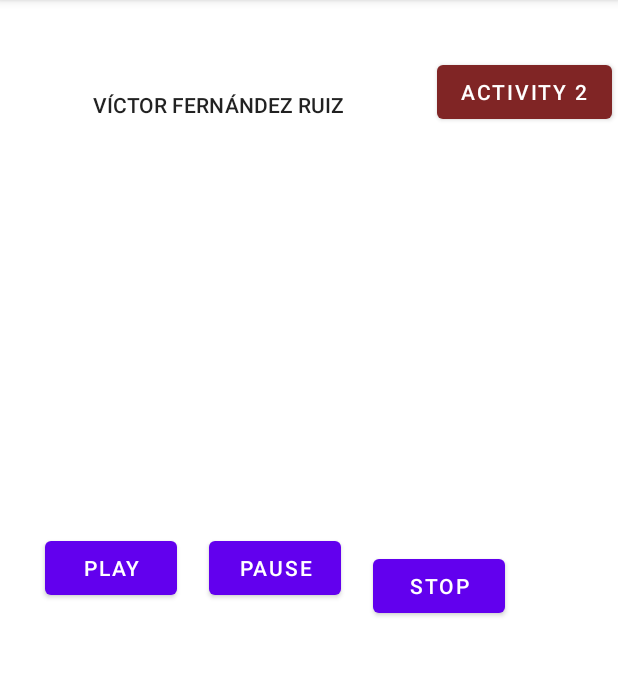
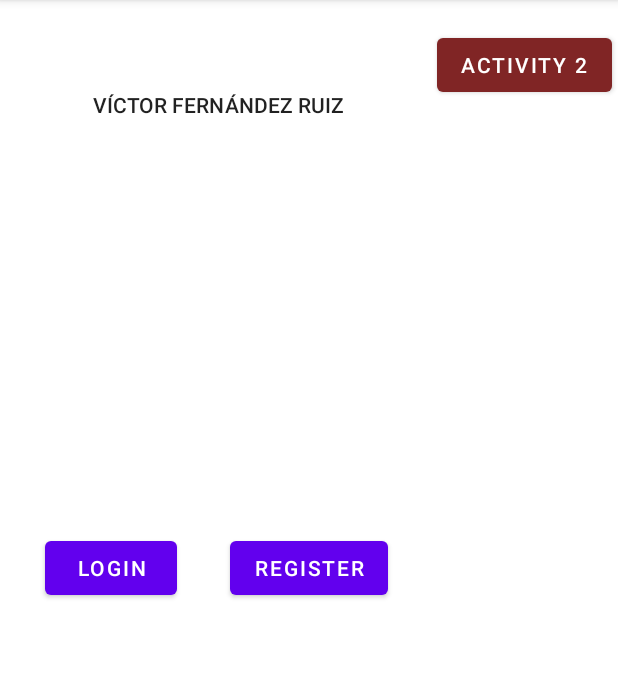
Before and after one commit to VictorFernandezRuiz/Pac_Desarrollo_Movil, an Android app: the MainActivity screen opened directly, with no data from a screen before it, on a phone screen of 412 x 824 dp, the part 84-760 px from its top. Run offline under Robolectric (Android 15) with nearby library versions, the phone set to English and light mode, and no system bars.

Commit message:
list app

```diff
--- a/app/build.gradle
+++ b/app/build.gradle
@@ -42,4 +42,8 @@ dependencies {
     testImplementation 'junit:junit:4.+'
     androidTestImplementation 'androidx.test.ext:junit:1.1.2'
     androidTestImplementation 'androidx.test.espresso:espresso-core:3.3.0'
+    //Retrofit
+    implementation 'com.squareup.retrofit2:retrofit:2.4.0'
+
+    implementation 'com.squareup.okhttp3:okhttp:3.8.1'
 }
--- a/app/src/main/AndroidManifest.xml
+++ b/app/src/main/AndroidManifest.xml
@@ -1,6 +1,7 @@
 <?xml version="1.0" encoding="utf-8"?>
 <manifest xmlns:android="http://schemas.android.com/apk/res/android"
     package="com.example.pac_desarrollo">
+    <uses-permission android:name="android.permission.INTERNET" />
 
     <application
         android:allowBackup="true"
--- a/app/src/main/java/com/example/pac_desarrollo/MainActivity.kt
+++ b/app/src/main/java/com/example/pac_desarrollo/MainActivity.kt
@@ -2,63 +2,81 @@ package com.example.pac_desarrollo
 
 import android.content.Context
 import android.content.Intent
-import android.media.MediaPlayer
-
 import android.os.Bundle
-import android.view.View
 import android.widget.Button
 import android.widget.Toast
 import androidx.appcompat.app.AppCompatActivity
+import okhttp3.*
+import retrofit2.Retrofit
+import java.io.IOException
+import java.net.HttpURLConnection
+import java.net.URL
 
 
 class MainActivity : AppCompatActivity() {
 
-    private lateinit var buttonPlay: Button
-    private lateinit var buttonPause: Button
-    private lateinit var buttonStop: Button
+    private lateinit var buttonLogin: Button
+    private lateinit var buttonRegister: Button
     private lateinit var buttonActivity2: Button
 
-    private lateinit var mediaPlayer: MediaPlayer
 
     override fun onCreate(savedInstanceState: Bundle?) {
         super.onCreate(savedInstanceState)
         setContentView(R.layout.activity_main)
 
-        buttonPlay = findViewById(R.id.buttonPlay)
-        buttonPause = findViewById(R.id.buttonPause)
-        buttonStop = findViewById(R.id.buttonStop)
-        buttonActivity2 = findViewById(R.id.buttonActivity2)
-
-        mediaPlayer = MediaPlayer.create(this, R.raw.milan)
+        buttonLogin = findViewById(R.id.buttonLogin)
+        buttonRegister = findViewById(R.id.buttonRegister)
+        buttonActivity2 =  findViewById(R.id.buttonActivity2)
 
         setOnClickListeners(this)
-
     }
 
     private fun setOnClickListeners(context: Context) {
-        buttonPlay.setOnClickListener {
-            mediaPlayer.start()
-            Toast.makeText(context, "Se reproduce la canción 'Milan'...", Toast.LENGTH_SHORT).show()
+        buttonLogin.setOnClickListener {
+
+          //  val loginEndpoint = URL("http://localhost:8080/apiz-0.0.1-SNAPSHOT/ExecuteLogin/victor/ilerna")
+          //  setOnClickListeners(this)
+          //  val myConnection: HttpURLConnection = loginEndpoint.openConnection() as HttpURLConnection
+          //  if (myConnection.getResponseCode() == 200) {
+          //      Toast.makeText(context, "Login'...", Toast.LENGTH_SHORT).show()
+          //  } else {
+          //      Toast.makeText(context, "ERROR'...", Toast.LENGTH_SHORT).show()
+
+
+
+            run("http://localhost:8080/apiz-0.0.1-SNAPSHOT/TestConnectionBBDD")
+            Toast.makeText(context, "Login'...", Toast.LENGTH_SHORT).show()
+            }
+
+
+
+        buttonRegister.setOnClickListener {
+
+            Toast.makeText(context, "Botón de registro pulsado", Toast.LENGTH_SHORT).show()
         }
 
-        buttonPause.setOnClickListener {
-            mediaPlayer.pause()
-            Toast.makeText(context, "Canción pausada", Toast.LENGTH_SHORT).show()
-        }
 
-        buttonStop.setOnClickListener {
-            mediaPlayer.stop()
-            mediaPlayer = MediaPlayer.create(context, R.raw.milan)
-            Toast.makeText(context, "Parando...", Toast.LENGTH_SHORT).show()
-        }
         buttonActivity2.setOnClickListener{
             val goToActivity2 = Intent(this, Activity2::class.java)
             startActivity(goToActivity2)
-            Toast.makeText(this, "Nos encontramos en la Activity 2",  Toast.LENGTH_SHORT).show()
+            Toast.makeText(this, "Nos encontramos en la Activity 2", Toast.LENGTH_SHORT).show()
 
         }
     }
 
+    private val client = OkHttpClient()
+
+    fun run(url: String) {
+        val request = Request.Builder()
+                .url(url)
+                .build()
+
+        client.newCall(request).enqueue(object : Callback {
+            override fun onFailure(call: Call, e: IOException) {}
+            override fun onResponse(call: Call, response: Response) = println(response.body()?.string())
 
 
+        })
+    }
+
 }
--- a/app/src/main/res/layout/activity_main.xml
+++ b/app/src/main/res/layout/activity_main.xml
@@ -8,37 +8,35 @@
     tools:context=".MainActivity">
 
     <Button
-        android:id="@+id/buttonPlay"
+        android:id="@+id/buttonLogin"
         android:layout_width="wrap_content"
         android:layout_height="wrap_content"
         android:layout_marginTop="263dp"
 
         android:layout_marginBottom="353dp"
-        android:text="Play"
+        android:text="Login"
         app:layout_constraintBottom_toBottomOf="parent"
 
         app:layout_constraintEnd_toEndOf="parent"
 
         app:layout_constraintHorizontal_bias="0.092"
         app:layout_constraintLeft_toLeftOf="parent"
-        app:layout_constraintRight_toRightOf="@id/buttonPause"
+        app:layout_constraintRight_toRightOf="@id/buttonRegister"
         app:layout_constraintStart_toStartOf="parent"
         app:layout_constraintTop_toBottomOf="@+id/textView" />
 
     <Button
-        android:id="@+id/buttonPause"
+        android:id="@+id/buttonRegister"
         android:layout_width="wrap_content"
         android:layout_height="wrap_content"
         android:layout_marginTop="263dp"
         android:layout_marginBottom="353dp"
         android:layout_weight="0.3"
-        android:text="Pause"
+        android:text="Register"
         app:layout_constraintBottom_toBottomOf="parent"
         app:layout_constraintEnd_toEndOf="parent"
 
-        app:layout_constraintHorizontal_bias="0.43"
         app:layout_constraintLeft_toLeftOf="parent"
-        app:layout_constraintRight_toRightOf="@id/buttonStop"
         app:layout_constraintStart_toStartOf="parent"
         app:layout_constraintTop_toBottomOf="@+id/textView" />
 
@@ -54,27 +52,10 @@
         android:layout_weight="0.3"
         android:text="VÍCTOR FERNÁNDEZ RUIZ"
         android:textAppearance="@style/TextAppearance.AppCompat.Body2"
-        app:layout_constraintBottom_toTopOf="@+id/buttonPlay"
+        app:layout_constraintBottom_toTopOf="@+id/buttonLogin"
         app:layout_constraintEnd_toStartOf="@+id/buttonActivity2"
         app:layout_constraintStart_toStartOf="parent"
         app:layout_constraintTop_toTopOf="parent" />
-
-    <Button
-        android:id="@+id/buttonStop"
-        android:layout_width="wrap_content"
-        android:layout_height="wrap_content"
-        android:layout_gravity="center"
-        android:layout_marginStart="21dp"
-        android:layout_marginLeft="21dp"
-        android:layout_marginEnd="75dp"
-        android:layout_marginRight="75dp"
-        android:layout_marginBottom="353dp"
-        android:layout_weight="0.3"
-        android:text="Stop"
-        app:layout_constraintBottom_toBottomOf="parent"
-        app:layout_constraintEnd_toEndOf="parent"
-        app:layout_constraintHorizontal_bias="1.0"
-        app:layout_constraintStart_toEndOf="@+id/buttonPause" />
 
     <Button
         android:id="@+id/buttonActivity2"
@@ -90,7 +71,6 @@
         android:layout_weight="0.3"
         android:text="Activity 2"
         app:backgroundTint="#802525"
-        app:layout_constraintBottom_toTopOf="@+id/buttonStop"
         app:layout_constraintEnd_toEndOf="parent"
         app:layout_constraintStart_toEndOf="@+id/textView"
         app:layout_constraintTop_toTopOf="parent" />
```
